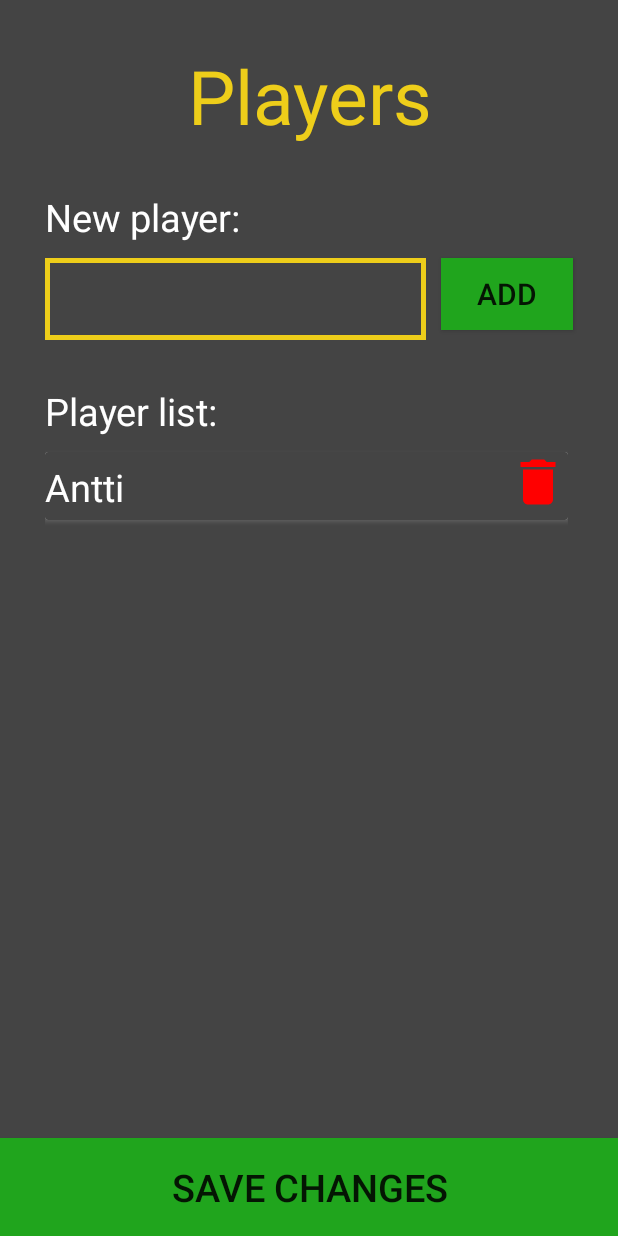
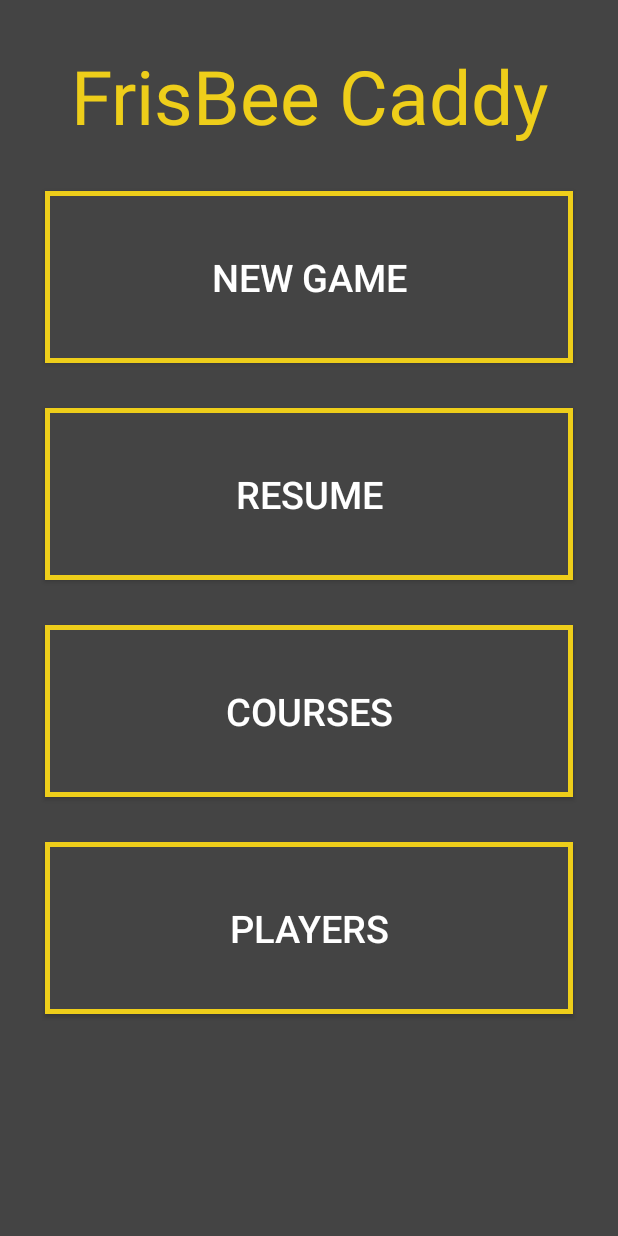
Before and after one commit to antsakontsa/FrisBee-Caddy, an Android app: the ActivityPlayers screen opened directly, with no data from a screen before it, after a tap on "SAVE CHANGES", on a phone screen of 412 x 824 dp. Run offline under Robolectric (Android 15) with nearby library versions, the phone set to English and light mode, and no system bars; 1 other tap on this screen came first.

Commit message:
Toasts added

```diff
--- a/app/src/main/java/com/example/frisbeecaddy/ActivityPlayers.java
+++ b/app/src/main/java/com/example/frisbeecaddy/ActivityPlayers.java
@@ -4,11 +4,14 @@ import androidx.appcompat.app.AppCompatActivity;
 import androidx.recyclerview.widget.LinearLayoutManager;
 import androidx.recyclerview.widget.RecyclerView;
 
+import android.content.Intent;
 import android.content.SharedPreferences;
 import android.os.Bundle;
+import android.view.Gravity;
 import android.view.View;
 import android.widget.Button;
 import android.widget.EditText;
+import android.widget.Toast;
 
 import com.google.gson.Gson;
 import com.google.gson.reflect.TypeToken;
@@ -36,11 +39,21 @@ public class ActivityPlayers extends AppCompatActivity {
         buildRecyclerView();
         setButtons();
 
+        /** When "save changes" button been clicked, save changes according to namelist **/
         Button save = findViewById(R.id.save_changes_btn);
         save.setOnClickListener(new View.OnClickListener() {
             @Override
             public void onClick(View view) {
                 saveData();
+
+                /** Take user back to main menu **/
+                Intent intent = new Intent(ActivityPlayers.this, MainActivity.class);
+                startActivity(intent);
+
+                /** Notify user that changes been saved successfully **/
+                Toast toast = Toast.makeText(getApplicationContext(), "SAVED SUCCESSFULLY!", Toast.LENGTH_SHORT);
+                toast.setGravity(Gravity.BOTTOM | Gravity.CENTER_HORIZONTAL, 0, 150);
+                toast.show();
             }
         });
     }
@@ -58,7 +71,8 @@ public class ActivityPlayers extends AppCompatActivity {
         SharedPreferences sharedPreferences = getSharedPreferences("shared preferences", MODE_PRIVATE);
         Gson gson = new Gson();
         String json = sharedPreferences.getString("task list", null);
-        Type type = new TypeToken<ArrayList<NameItem>>() {}.getType();
+        Type type = new TypeToken<ArrayList<NameItem>>() {
+        }.getType();
         mNameList = gson.fromJson(json, type);
 
         if (mNameList == null) {
@@ -68,7 +82,7 @@ public class ActivityPlayers extends AppCompatActivity {
 
     public void addItem(int position) {
         /**textAdd = findViewById(R.id.name_input);
-        mNameList.add(position, new NameItem(textAdd.getText().toString()));**/
+         mNameList.add(position, new NameItem(textAdd.getText().toString()));**/
 
         mNameList.add(position, new NameItem("Antti"));
         mAdapter.notifyItemInserted(position);
@@ -96,6 +110,11 @@ public class ActivityPlayers extends AppCompatActivity {
             @Override
             public void onDeleteClick(int position) {
                 removeItem(position);
+
+                /** Notify user to click save changes button **/
+                Toast toast = Toast.makeText(getApplicationContext(), "CLICK SAVE CHANGES", Toast.LENGTH_SHORT);
+                toast.setGravity(Gravity.TOP | Gravity.CENTER_HORIZONTAL, 250, 780);
+                toast.show();
             }
         });
     }
@@ -111,6 +130,11 @@ public class ActivityPlayers extends AppCompatActivity {
             public void onClick(View view) {
                 int position = Integer.parseInt(textAdd.getText().toString());
                 addItem(position);
+
+                /** Notify user to click save changes button **/
+                Toast toast = Toast.makeText(getApplicationContext(), "CLICK SAVE CHANGES", Toast.LENGTH_SHORT);
+                toast.setGravity(Gravity.TOP | Gravity.CENTER_HORIZONTAL, 250, 780);
+                toast.show();
             }
         });
     }
--- a/app/src/main/java/com/example/frisbeecaddy/NameAdapter.java
+++ b/app/src/main/java/com/example/frisbeecaddy/NameAdapter.java
@@ -34,6 +34,7 @@ public class NameAdapter extends RecyclerView.Adapter<NameAdapter.NameViewHolder
             mTextView1 = itemView.findViewById(R.id.nameView);
             mDeleteImage = itemView.findViewById(R.id.image_delete);
 
+            /** When deleting image been clicked, delete that particular item in list **/
             mDeleteImage.setOnClickListener(new View.OnClickListener() {
                 @Override
                 public void onClick(View view) {
--- a/app/src/main/res/layout/activity_main.xml
+++ b/app/src/main/res/layout/activity_main.xml
@@ -30,7 +30,7 @@
         android:layout_marginEnd="30dp"
         android:layout_marginRight="30dp"
         android:background="@drawable/border_box"
-        android:padding="50dp"
+        android:padding="40dp"
         android:text="new game"
         android:textColor="@color/colorAccent"
         android:textSize="25sp"
@@ -49,7 +49,7 @@
         android:layout_marginEnd="30dp"
         android:layout_marginRight="30dp"
         android:background="@drawable/border_box"
-        android:padding="50dp"
+        android:padding="40dp"
         android:text="resume"
         android:textColor="@color/colorAccent"
         android:textSize="25sp"
@@ -68,7 +68,7 @@
         android:layout_marginEnd="30dp"
         android:layout_marginRight="30dp"
         android:background="@drawable/border_box"
-        android:padding="50dp"
+        android:padding="40dp"
         android:text="courses"
         android:textColor="@color/colorAccent"
         android:textSize="25sp"
@@ -87,7 +87,7 @@
         android:layout_marginEnd="30dp"
         android:layout_marginRight="30dp"
         android:background="@drawable/border_box"
-        android:padding="50dp"
+        android:padding="40dp"
         android:text="players"
         android:textColor="@color/colorAccent"
         android:textSize="25sp"
```
